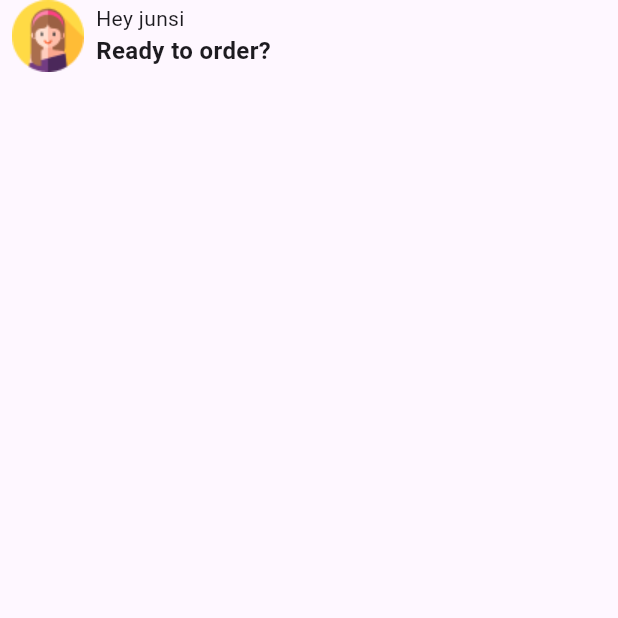
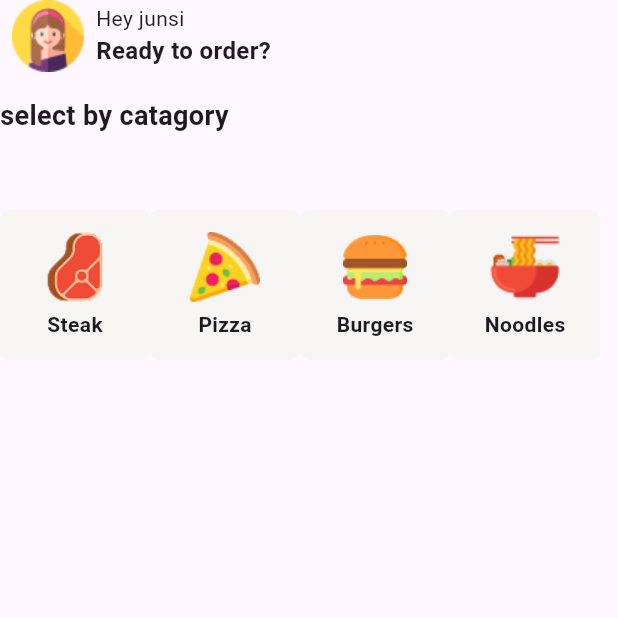
Before and after one commit to junsiayutaya/flutter_sf, a Flutter app: the screen it shows after launch, on a phone screen of 412 x 824 dp, the top half of it. Run offline on Flutter 3.47's test engine with Material 3 defaults, Android fonts, the phone set to English and light mode, and no system bars.

Commit message:
update code

```diff
--- /dev/null
+++ b/lib/data/catagorydata.dart
@@ -0,0 +1,6 @@
+final List<Map<String, String>> categories = [
+  {'image': 'assets/images/meat.png', 'title': 'Steak'},
+  {'image': 'assets/images/pizza.png', 'title': 'Pizza'},
+  {'image': 'assets/images/hamburger.png', 'title': 'Burgers'},
+  {'image': 'assets/images/ramen.png', 'title': 'Noodles'},
+];
--- a/lib/main.dart
+++ b/lib/main.dart
@@ -1,4 +1,7 @@
+import 'package:basic_flutter/profilewidget.dart';
 import 'package:flutter/material.dart';
+
+import 'data/catagorydata.dart';
 
 void main() {
   runApp(const MyApp());
@@ -72,29 +75,83 @@ class _MyHomePageState extends State<MyHomePage> {
   Widget build(BuildContext context) {
     return SafeArea(
         child: Scaffold(
-            body: Column(
-      children: [
-        Row(
-          children: [
-            SizedBox(width: 8, height: 3, ),
-            Image.asset('assets/images/user_profile.png'),
-            SizedBox(width: 8 ),
-            const Column(
-              mainAxisAlignment: MainAxisAlignment.start,
-              crossAxisAlignment: CrossAxisAlignment.start,
-              children: [
-                Text('Hey junsi', style: TextStyle(fontSize: 14)),
-                Text('Ready to order?',
-                    style: TextStyle(fontSize: 16, fontWeight: FontWeight.w700))
-              ],
-            )
-          ],
-        ),
-      ],
-    )));
+            body:
+            Column(crossAxisAlignment: CrossAxisAlignment.start, children: [
+              profile(),
+              SizedBox(
+                height: 16,
+              ),
+              Text(
+                "select by catagory",
+                style: TextStyle(fontSize: 18, fontWeight: FontWeight.bold),
+              ),
+              SizedBox(
+                  height: 200,
+                  child: ListView.builder(
+                    scrollDirection: Axis.horizontal,
+                    itemCount: categories.length,
+                    itemBuilder: (context, index) {
+                      // final category = categories[index];
+                      return catagorywedget(
+                        image: categories[index]['image']!,
+                        title: categories[index]['title']!,
+                      );
+                      // Text(categories[index]['title']!);
+                    },
+                  ))
+            ])));
   }
 }
 
+class catagorywedget extends StatelessWidget {
+  const catagorywedget({
+    required this.image,
+    required this.title,
+    super.key,
+  });
+
+  final String image;
+  final String title;
+
+  @override
+  Widget build(BuildContext context) {
+    return Center(
+      child: Container(
+        decoration: BoxDecoration(
+            borderRadius: BorderRadius.circular(6),
+            color: const Color.fromRGBO(246, 245, 243, 1)),
+        width: 100,
+        height: 100,
+        padding: const EdgeInsets.all(8),
+        child: Column(
+          mainAxisAlignment: MainAxisAlignment.center,
+          mainAxisSize: MainAxisSize.min,
+          children: [
+            Image.asset(
+              image,
+              width: 48,
+              height: 48,
+            ),
+            const SizedBox(height: 4),
+            Text(
+              title,
+              style: const TextStyle(fontSize: 14, fontWeight: FontWeight.bold),
+            ),
+          ],
+        ),
+      ),
+    );
+  }
+}
+
+Widget build(BuildContext contect) {
+  return SafeArea(child: Scaffold(body: Column(
+    mainAxisAlignment: MainAxisAlignment.start,
+    crossAxisAlignment: CrossAxisAlignment.start,
+    children: [
+
+    ],),))
+}
 //Container(
 //                 width: 200,
 //                 height: 100,
@@ -102,7 +159,6 @@ class _MyHomePageState extends State<MyHomePage> {
 //                   color: Colors.yellow,
 //                   shape: BoxShape.rectangle,
 //                   image: const DecorationImage(
-//                     image: NetworkImage(
 //                         'https://gratisography.com/wp-content/uploads/2024/10/gratisography-happy-cone-800x525.jpg'),
 //                     fit: BoxFit.cover,
 //                   ),
--- /dev/null
+++ b/lib/model/catagory.dart
@@ -0,0 +1,9 @@
+class Category {
+  const Category({
+    required this.image,
+    required this.title,
+  });
+
+  final String image;
+  final String title;
+}
--- /dev/null
+++ b/lib/profilewidget.dart
@@ -0,0 +1,30 @@
+import 'package:flutter/cupertino.dart';
+
+class profile extends StatelessWidget {
+  const profile({
+    super.key,
+  });
+
+  @override
+  Widget build(BuildContext context) {
+    return Row(
+      children: [
+        SizedBox(
+          width: 8,
+          height: 3,
+        ),
+        Image.asset('assets/images/user_profile.png'),
+        SizedBox(width: 8),
+        const Column(
+          mainAxisAlignment: MainAxisAlignment.start,
+          crossAxisAlignment: CrossAxisAlignment.start,
+          children: [
+            Text('Hey junsi', style: TextStyle(fontSize: 14)),
+            Text('Ready to order?',
+                style: TextStyle(fontSize: 16, fontWeight: FontWeight.w700))
+          ],
+        )
+      ],
+    );
+  }
+}
--- a/pubspec.yaml
+++ b/pubspec.yaml
@@ -60,7 +60,7 @@ flutter:
 
   # To add assets to your application, add an assets section, like this:
   assets:
-    - assets/images/user_profile.png
+    - assets/images/
 
   # An image asset can refer to one or more resolution-specific "variants", see
   # https://flutter.dev/to/resolution-aware-images
```
Also changed, not shown: assets/images/hamburger.png (added), assets/images/meat.png (added), assets/images/pizza.png (added), assets/images/ramen.png (added).
